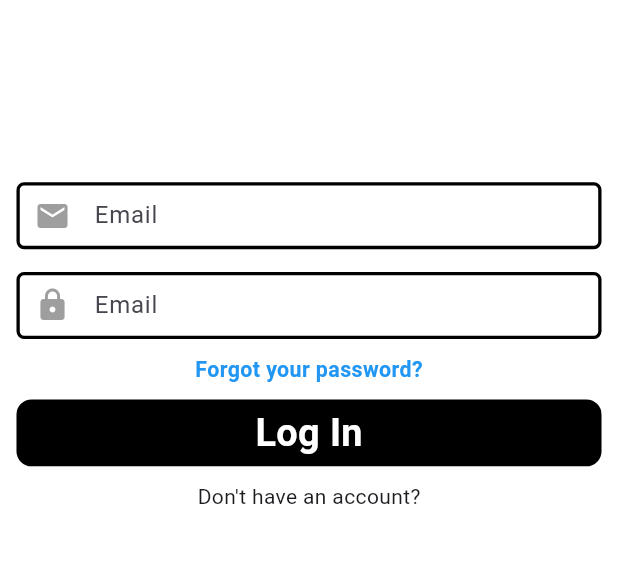
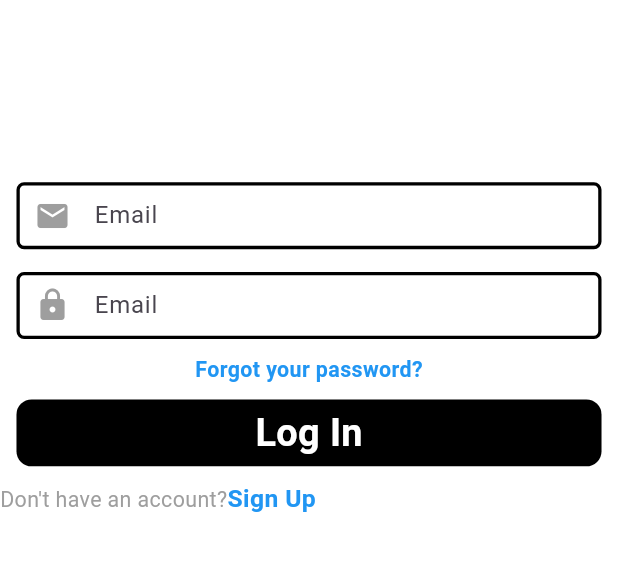
Before and after one commit to adogbeji/FlutterInstagramClone, a Flutter app: the screen it shows after launch, on a phone screen of 412 x 824 dp, the part 74-645 px from its top. Run offline on Flutter 3.47's test engine with Material 3 defaults, Android fonts, the phone set to English and light mode, and no system bars; our stand-ins replace flutter_screenutil.

Commit message:
Add more styling for login screen

```diff
--- a/lib/views/screens/auth/login_screen.dart
+++ b/lib/views/screens/auth/login_screen.dart
@@ -42,7 +42,18 @@ class _LoginScreenState extends State<LoginScreen> {
             SizedBox(height: 10.h,),
             Login(),
             SizedBox(height: 10.h,),
-            const Text('Don\'t have an account?'),
+            Row(
+              children: [
+                Text('Don\'t have an account?', style: TextStyle(
+              fontSize: 13.sp,
+              color: Colors.grey),),
+                Text('Sign Up', style: TextStyle(
+              fontSize: 15.sp,
+              color: Colors.blue,
+              fontWeight: FontWeight.bold,
+            ),),
+              ],
+            ),
           ],
         ),
       ),
@@ -60,11 +71,14 @@ class _LoginScreenState extends State<LoginScreen> {
         color: Colors.black,
         borderRadius: BorderRadius.circular(10.r),
       ),
-      child: Text('Log In', style: TextStyle(
-                fontSize: 23.sp,
-                color: Colors.white,
-                fontWeight: FontWeight.bold,
-              ),),
+      child: Text(
+        'Log In',
+            style: TextStyle(
+              fontSize: 23.sp,
+              color: Colors.white,
+              fontWeight: FontWeight.bold,
+            ),
+      ),
     ),
   );
   }
```
